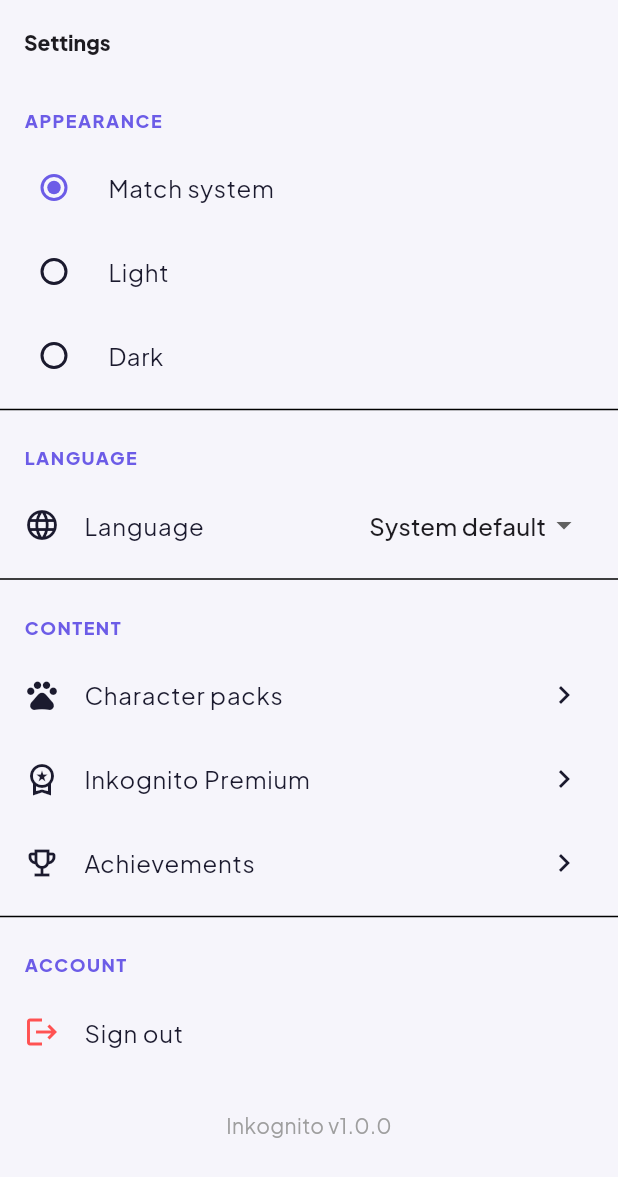
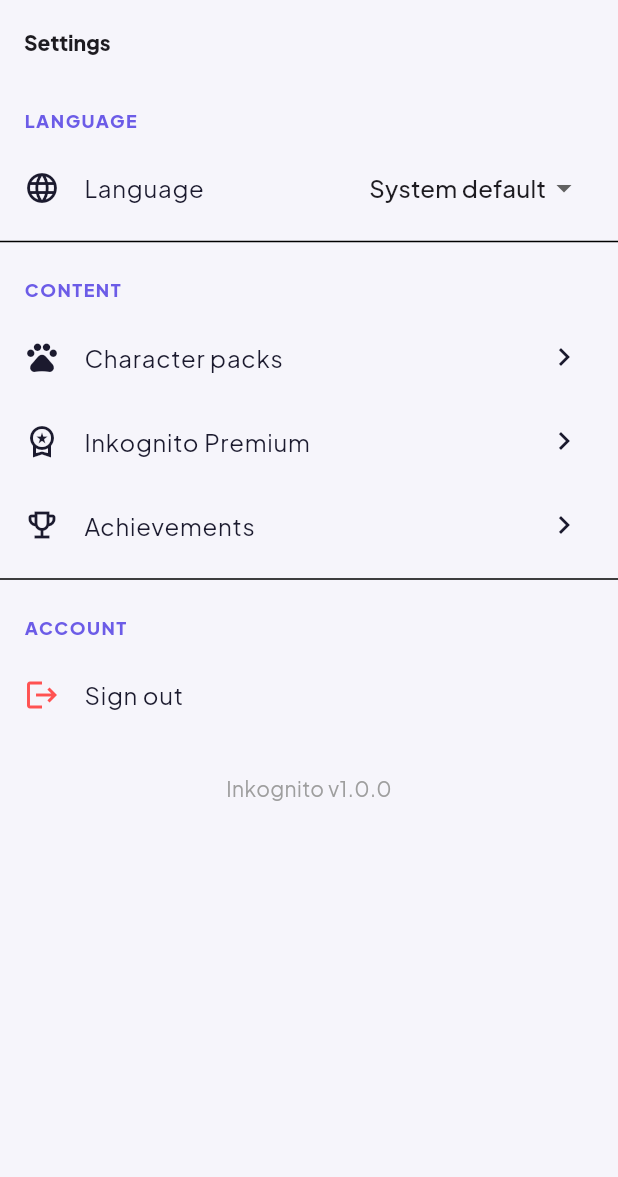
Before and after one commit to DrLulu94130/Mobile-game, a Flutter app: the SettingsScreen screen opened by its route, on a phone screen of 412 x 824 dp. Shown: the top 1177 px of the screen. Run offline on Flutter 3.47's test engine with Material 3 defaults, Android fonts, the phone set to English and light mode, and no system bars; our stand-ins replace app_links, cached_network_image, cloud_firestore, firebase_analytics, firebase_auth, firebase_core and 10 more; missing offline and left inert: model_viewer_plus, purchases_flutter; accounts and stored records are empty; network calls fail.

Commit message:
fix: badge/likes progression bugs, add regression tests, drop dark mode & dead code
Bug fixes (locked in by test/bug_regression_test.dart):
- ProgressionService ignored totalLikesDelta entirely: likes never
  accumulated, so the Crowd Favourite badge was unreachable. The delta now
  feeds both the badge context and the stored counter.
- badgeIds was overwritten with the currently-earned set on every award,
  silently revoking badges when a stat regressed (e.g. the 7-day streak
  badge vanished the day a streak broke). Badges are now a permanent union.
- Streak logic exposed as a testable static (computeStreak) with an
  injectable clock; covered for first-activity, same-day, consecutive-day,
  broken-streak and corrupt-date cases.

New regression coverage: detection tolerance boundaries, give-up and
empty-challenge scoring, replay session reset, AppUser token defaults and
serialisation, Attempt tap round-trip and malformed-payload safety.

Removals (unused / dead weight):
- Dark mode: ThemeController, AppTheme.dark, dark palette colours, the
  Appearance settings section, its l10n keys and the Android values-night
  resources. The app ships the single hand-tuned light theme.
- HomeShell bottom-nav scaffold (never wired to the router).
- Unused feedCollection constant; README updated accordingly.

Co-Authored-By: Claude Fable 5 <noreply@anthropic.com>
Claude-Session: https://claude.ai/code/session_01TjhRxmysJ3eDR3ZoSJqNjz

```diff
--- a/lib/app.dart
+++ b/lib/app.dart
@@ -1,24 +1,22 @@
 import 'package:flutter/material.dart';
+import 'package:flutter_riverpod/flutter_riverpod.dart';
 import 'package:inkognito/l10n/app_localizations.dart';
-import 'package:flutter_riverpod/flutter_riverpod.dart';
 
 import 'core/deeplink/deep_link_listener.dart';
 import 'core/router/app_router.dart';
 import 'core/theme/app_theme.dart';
 import 'features/settings/presentation/controllers/locale_controller.dart';
-import 'features/settings/presentation/controllers/theme_controller.dart';
 
 /// Root widget of the Inkognito application.
 ///
-/// Wires up theming (with dark-mode support), routing via GoRouter, the
-/// Riverpod-driven [ThemeMode]/[Locale] preferences and localisation.
+/// Wires up theming, routing via GoRouter, the Riverpod-driven [Locale]
+/// preference and localisation.
 class InkognitoApp extends ConsumerWidget {
   const InkognitoApp({super.key});
 
   @override
   Widget build(BuildContext context, WidgetRef ref) {
     final router = ref.watch(appRouterProvider);
-    final themeMode = ref.watch(themeControllerProvider);
     final locale = ref.watch(localeControllerProvider);
 
     return DeepLinkListener(
@@ -27,8 +25,6 @@ class InkognitoApp extends ConsumerWidget {
         title: 'Inkognito',
         debugShowCheckedModeBanner: false,
         theme: AppTheme.light,
-        darkTheme: AppTheme.dark,
-        themeMode: themeMode,
         locale: locale,
         localizationsDelegates: AppLocalizations.localizationsDelegates,
         supportedLocales: AppLocalizations.supportedLocales,
--- a/lib/core/constants/app_constants.dart
+++ b/lib/core/constants/app_constants.dart
@@ -40,7 +40,6 @@ abstract class AppConstants {
   static const String attemptsCollection = 'attempts';
   static const String commentsCollection = 'comments';
   static const String likesCollection = 'likes';
-  static const String feedCollection = 'feed';
 
   // Storage paths.
   static String challengeImagePath(String challengeId) =>
--- a/lib/core/theme/app_colors.dart
+++ b/lib/core/theme/app_colors.dart
@@ -12,20 +12,14 @@ abstract class AppColors {
   static const Color glow = Color(0xFFFFC048); // amber highlight
   static const Color coral = Color(0xFFFF6B6B);
 
-  // Light surfaces
+  // Surfaces
   static const Color lightBg = Color(0xFFF6F5FB);
   static const Color lightSurface = Color(0xFFFFFFFF);
   static const Color lightSurfaceAlt = Color(0xFFEFEDF7);
 
-  // Dark surfaces
-  static const Color darkBg = Color(0xFF0E0D18);
-  static const Color darkSurface = Color(0xFF1A1830);
-  static const Color darkSurfaceAlt = Color(0xFF242240);
-
   // Neutrals
   static const Color textStrong = Color(0xFF1B1A2E);
   static const Color textMuted = Color(0xFF6E6C86);
-  static const Color textOnDark = Color(0xFFF3F2FA);
 
   static const Color success = Color(0xFF00B894);
   static const Color warning = Color(0xFFFDAA5D);
--- a/lib/core/theme/app_theme.dart
+++ b/lib/core/theme/app_theme.dart
@@ -3,13 +3,13 @@ import 'package:google_fonts/google_fonts.dart';
 
 import 'app_colors.dart';
 
-/// Central theme definition providing light and dark [ThemeData].
+/// Central theme definition. The game ships a single hand-tuned light look;
+/// gameplay screens (editor, play, Discover) draw on their own dark stages.
 abstract class AppTheme {
   static const double radius = 20;
   static const double radiusSmall = 12;
 
   static ThemeData get light => _base(
-        brightness: Brightness.light,
         scheme: const ColorScheme.light(
           primary: AppColors.ink,
           secondary: AppColors.splash,
@@ -23,36 +23,18 @@ abstract class AppTheme {
         surfaceAlt: AppColors.lightSurfaceAlt,
       );
 
-  static ThemeData get dark => _base(
-        brightness: Brightness.dark,
-        scheme: const ColorScheme.dark(
-          primary: AppColors.ink,
-          secondary: AppColors.splash,
-          tertiary: AppColors.glow,
-          surface: AppColors.darkSurface,
-          error: AppColors.error,
-          onPrimary: Colors.white,
-          onSurface: AppColors.textOnDark,
-        ),
-        scaffold: AppColors.darkBg,
-        surfaceAlt: AppColors.darkSurfaceAlt,
-      );
-
   static ThemeData _base({
-    required Brightness brightness,
     required ColorScheme scheme,
     required Color scaffold,
     required Color surfaceAlt,
   }) {
     final textTheme = GoogleFonts.plusJakartaSansTextTheme(
-      brightness == Brightness.dark
-          ? ThemeData.dark().textTheme
-          : ThemeData.light().textTheme,
+      ThemeData.light().textTheme,
     );
 
     return ThemeData(
       useMaterial3: true,
-      brightness: brightness,
+      brightness: Brightness.light,
       colorScheme: scheme,
       scaffoldBackgroundColor: scaffold,
       textTheme: textTheme,
--- a/lib/features/settings/presentation/controllers/theme_controller.dart
+++ /dev/null
@@ -1,23 +0,0 @@
-import 'package:flutter/material.dart';
-import 'package:flutter_riverpod/flutter_riverpod.dart';
-
-/// Holds the user's preferred [ThemeMode]. Defaults to following the system,
-/// giving full Dark Mode support out of the box.
-class ThemeController extends StateNotifier<ThemeMode> {
-  ThemeController() : super(ThemeMode.system);
-
-  void set(ThemeMode mode) => state = mode;
-
-  void toggle() {
-    state = switch (state) {
-      ThemeMode.light => ThemeMode.dark,
-      ThemeMode.dark => ThemeMode.light,
-      ThemeMode.system => ThemeMode.dark,
-    };
-  }
-}
-
-final themeControllerProvider =
-    StateNotifierProvider<ThemeController, ThemeMode>(
-  (ref) => ThemeController(),
-);
--- a/lib/features/settings/presentation/screens/settings_screen.dart
+++ b/lib/features/settings/presentation/screens/settings_screen.dart
@@ -6,45 +6,20 @@ import 'package:go_router/go_router.dart';
 import '../../../../core/router/routes.dart';
 import '../../../auth/presentation/controllers/auth_controller.dart';
 import '../controllers/locale_controller.dart';
-import '../controllers/theme_controller.dart';
 
-/// App settings: theme, language, packs, premium and account actions.
+/// App settings: language, packs, premium and account actions.
 class SettingsScreen extends ConsumerWidget {
   const SettingsScreen({super.key});
 
   @override
   Widget build(BuildContext context, WidgetRef ref) {
     final l = AppLocalizations.of(context);
-    final themeMode = ref.watch(themeControllerProvider);
     final locale = ref.watch(localeControllerProvider);
 
     return Scaffold(
       appBar: AppBar(title: Text(l.settings)),
       body: ListView(
         children: [
-          _SectionHeader(l.appearance),
-          RadioListTile<ThemeMode>(
-            value: ThemeMode.system,
-            groupValue: themeMode,
-            onChanged: (m) =>
-                ref.read(themeControllerProvider.notifier).set(m!),
-            title: Text(l.matchSystem),
-          ),
-          RadioListTile<ThemeMode>(
-            value: ThemeMode.light,
-            groupValue: themeMode,
-            onChanged: (m) =>
-                ref.read(themeControllerProvider.notifier).set(m!),
-            title: Text(l.light),
-          ),
-          RadioListTile<ThemeMode>(
-            value: ThemeMode.dark,
-            groupValue: themeMode,
-            onChanged: (m) =>
-                ref.read(themeControllerProvider.notifier).set(m!),
-            title: Text(l.dark),
-          ),
-          const Divider(),
           _SectionHeader(l.language),
           ListTile(
             leading: const Icon(Icons.language),
--- a/lib/l10n/app_en.arb
+++ b/lib/l10n/app_en.arb
@@ -90,10 +90,6 @@
   "hidden": "{count} hidden",
   "@hidden": { "placeholders": { "count": {"type": "int"} } },
   "settings": "Settings",
-  "appearance": "Appearance",
-  "matchSystem": "Match system",
-  "light": "Light",
-  "dark": "Dark",
   "language": "Language",
   "systemDefault": "System default",
   "content": "Content",
--- a/lib/l10n/app_fr.arb
+++ b/lib/l10n/app_fr.arb
@@ -90,10 +90,6 @@
   "hidden": "{count} cachés",
   "@hidden": { "placeholders": { "count": {"type": "int"} } },
   "settings": "Paramètres",
-  "appearance": "Apparence",
-  "matchSystem": "Suivre le système",
-  "light": "Clair",
-  "dark": "Sombre",
   "language": "Langue",
   "systemDefault": "Langue du système",
   "content": "Contenu",
--- a/lib/l10n/app_localizations.dart
+++ b/lib/l10n/app_localizations.dart
@@ -602,30 +602,6 @@ abstract class AppLocalizations {
   /// **'Settings'**
   String get settings;
 
-  /// No description provided for @appearance.
-  ///
-  /// In en, this message translates to:
-  /// **'Appearance'**
-  String get appearance;
-
-  /// No description provided for @matchSystem.
-  ///
-  /// In en, this message translates to:
-  /// **'Match system'**
-  String get matchSystem;
-
-  /// No description provided for @light.
-  ///
-  /// In en, this message translates to:
-  /// **'Light'**
-  String get light;
-
-  /// No description provided for @dark.
-  ///
-  /// In en, this message translates to:
-  /// **'Dark'**
-  String get dark;
-
   /// No description provided for @language.
   ///
   /// In en, this message translates to:
--- a/lib/l10n/app_localizations_en.dart
+++ b/lib/l10n/app_localizations_en.dart
@@ -273,18 +273,6 @@ class AppLocalizationsEn extends AppLocalizations {
   String get settings => 'Settings';
 
   @override
-  String get appearance => 'Appearance';
-
-  @override
-  String get matchSystem => 'Match system';
-
-  @override
-  String get light => 'Light';
-
-  @override
-  String get dark => 'Dark';
-
-  @override
   String get language => 'Language';
 
   @override
--- a/lib/l10n/app_localizations_fr.dart
+++ b/lib/l10n/app_localizations_fr.dart
@@ -273,18 +273,6 @@ class AppLocalizationsFr extends AppLocalizations {
   String get settings => 'Paramètres';
 
   @override
-  String get appearance => 'Apparence';
-
-  @override
-  String get matchSystem => 'Suivre le système';
-
-  @override
-  String get light => 'Clair';
-
-  @override
-  String get dark => 'Sombre';
-
-  @override
   String get language => 'Langue';
 
   @override
```
Also changed, not shown: lib/features/progression/data/progression_service.dart (+20 -9 lines), lib/shared/widgets/home_shell.dart (deleted, +0 -124 lines), 3 other files.
